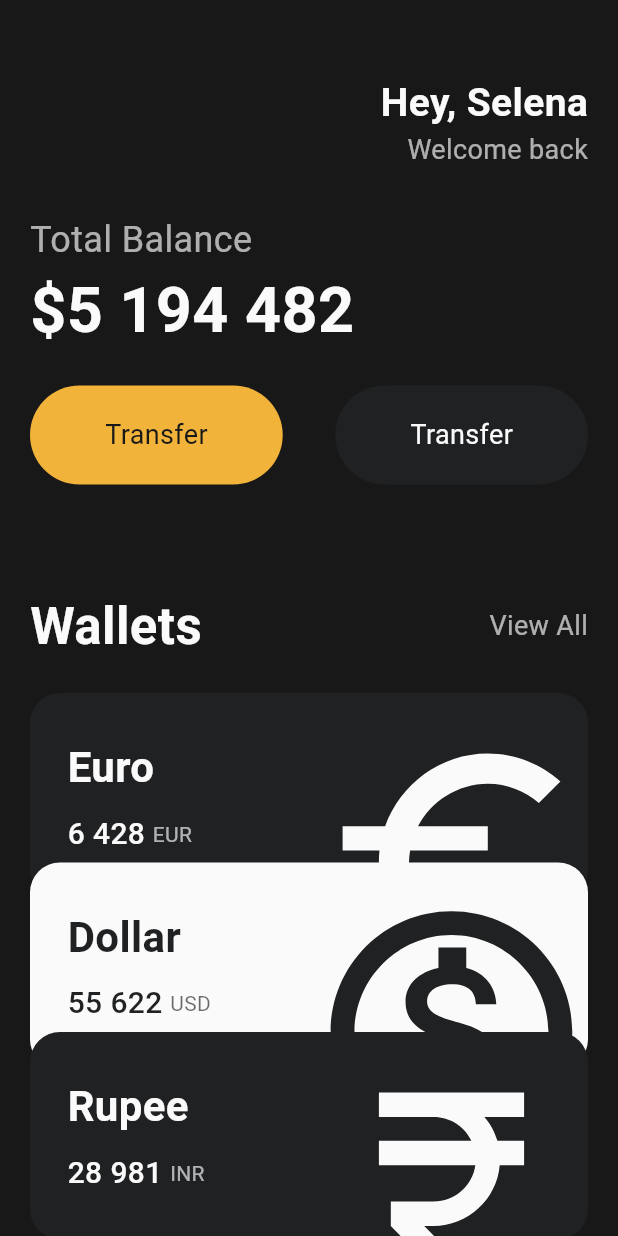
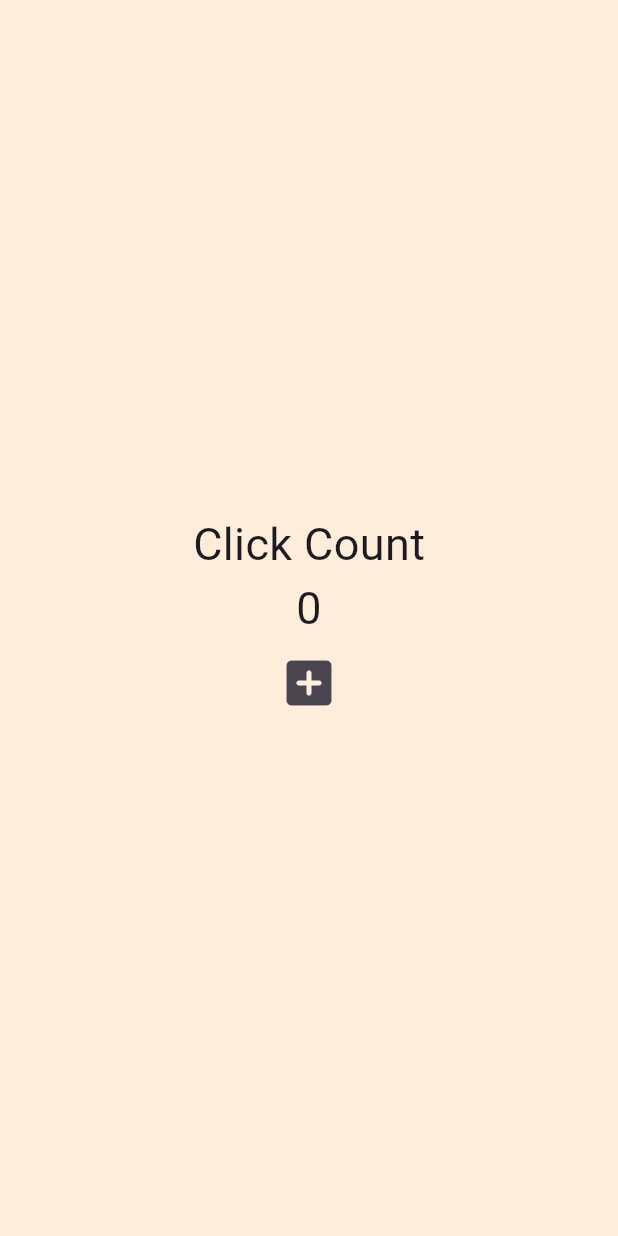
Before and after one commit to mongudd/Flutter-study, a Flutter app: the screen it shows after launch, on a phone screen of 412 x 824 dp. Run offline on Flutter 3.47's test engine with Material 3 defaults, Android fonts, the phone set to English and light mode, and no system bars.

Commit message:
Click Count

```diff
--- a/lib/main.dart
+++ b/lib/main.dart
@@ -1,141 +1,51 @@
 import 'package:flutter/material.dart';
-import 'package:toonflix/widgets/button.dart';
-import 'package:toonflix/widgets/currency_card.dart';
+
+//stateful : 데이터 변경시, 변화를 UI에 반영하여 실시간으로 확인 가능 (데이터 저장 -> 실시간 데이터 변화 확인)
+//stateless : 데이터 X, 그저 UI를 보여주는 것
 
 void main() {
   runApp(const App());
 }
 
-class App extends StatelessWidget {
+class App extends StatefulWidget {
   const App({super.key});
+
+  @override
+  State<App> createState() => _AppState();
+}
+
+class _AppState extends State<App> {
+  int counter = 0;
+
+  void onClicked() {
+    setState(() {
+      counter = counter + 1;
+    });
+  }
 
   @override
   Widget build(BuildContext context) {
     return MaterialApp(
       home: Scaffold(
-        backgroundColor: const Color(0xFF181818),
-        body: SingleChildScrollView(
-          child: Padding(
-            padding: const EdgeInsets.symmetric(horizontal: 20),
+        backgroundColor: const Color(0xFFFEEDDB),
+        body: Center(
           child: Column(
-              crossAxisAlignment: CrossAxisAlignment.start,
-              children: [
-                const SizedBox(
-                  height: 50,
-                ),
-                Row(
-                  mainAxisAlignment: MainAxisAlignment.end,
-                  children: [
-                    Column(
-                      crossAxisAlignment: CrossAxisAlignment.end,
+            mainAxisAlignment: MainAxisAlignment.center,
             children: [
               const Text(
-                          "Hey, Selena",
-                          style: TextStyle(
-                              color: Color(0xFFfafafa),
-                              fontSize: 26,
-                              fontWeight: FontWeight.bold),
+                "Click Count",
+                style: TextStyle(fontSize: 30),
               ),
               Text(
-                          "Welcome back",
-                          style: TextStyle(
-                            fontSize: 18,
-                            color: const Color(0xFFfafafa).withAlpha(170),
+                "$counter",
+                style: const TextStyle(fontSize: 30),
               ),
-                        ),
+              IconButton(
+                iconSize: 40,
+                onPressed: onClicked,
+                icon: const Icon(Icons.add_box_rounded),
+              )
             ],
-                    ),
-                  ],
-                ),
-                const SizedBox(
-                  height: 30,
-                ),
-                Text(
-                  "Total Balance",
-                  style: TextStyle(
-                    color: const Color(0xFFfafafa).withAlpha(170),
-                    fontSize: 24,
-                  ),
-                ),
-                const Text(
-                  "\$5 194 482",
-                  style: TextStyle(
-                    color: Color(0xFFfafafa),
-                    fontSize: 42,
-                    fontWeight: FontWeight.bold,
-                  ),
-                ),
-                const SizedBox(
-                  height: 20,
-                ),
-                const Row(
-                  mainAxisAlignment: MainAxisAlignment.spaceBetween,
-                  children: [
-                    Button(
-                      text: "Transfer",
-                      bgColor: Color(0xFFF2B33A),
-                      txtColor: Color(0xFF181818),
-                    ),
-                    Button(
-                      text: "Transfer",
-                      bgColor: Color(0xFF1F2123),
-                      txtColor: Color(0xFFfafafa),
-                    ),
-                  ],
-                ),
-                const SizedBox(
-                  height: 70,
-                ),
-                Row(
-                  mainAxisAlignment: MainAxisAlignment.spaceBetween,
-                  crossAxisAlignment: CrossAxisAlignment.center,
-                  children: [
-                    const Text(
-                      "Wallets",
-                      style: TextStyle(
-                        color: Color(0xFFfafafa),
-                        fontSize: 34,
-                        fontWeight: FontWeight.bold,
-                      ),
-                    ),
-                    Text(
-                      "View All",
-                      style: TextStyle(
-                        color: const Color(0xFFfafafa).withAlpha(170),
-                        fontSize: 18,
-                      ),
-                    ),
-                  ],
-                ),
-                const SizedBox(
-                  height: 20,
-                ),
-                const CurrencyCard(
-                  name: "Euro",
-                  code: "EUR",
-                  amount: "6 428",
-                  icon: Icons.euro_symbol_outlined,
-                  isInverted: false,
-                  index: 0,
-                ),
-                const CurrencyCard(
-                  name: "Dollar",
-                  code: "USD",
-                  amount: "55 622",
-                  icon: Icons.monetization_on_outlined,
-                  isInverted: true,
-                  index: 1,
-                ),
-                const CurrencyCard(
-                  name: "Rupee",
-                  code: "INR",
-                  amount: "28 981",
-                  icon: Icons.currency_rupee,
-                  isInverted: false,
-                  index: 2,
-                ),
-              ],
-            ),
           ),
         ),
       ),
```
Lines whose indentation alone changed are shown as unchanged.
